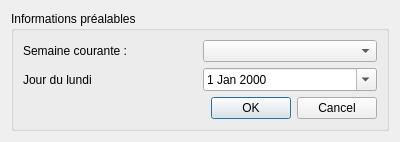
First picture: the form in interface/introinterface.ui, repository ThFeneuil/KholloAutoQt, before the edit.
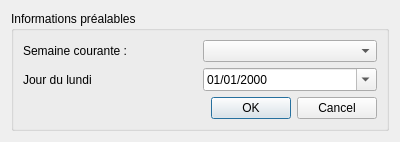
Second picture: the form after the edit.

The edit to the form file:
```diff
--- a/interface/introinterface.ui
+++ b/interface/introinterface.ui
@@ -41,6 +41,9 @@
         </item>
         <item row="1" column="1">
          <widget class="QDateEdit" name="monday">
+          <property name="displayFormat">
+           <string>dd/MM/yyyy</string>
+          </property>
           <property name="calendarPopup">
            <bool>true</bool>
           </property>
```
